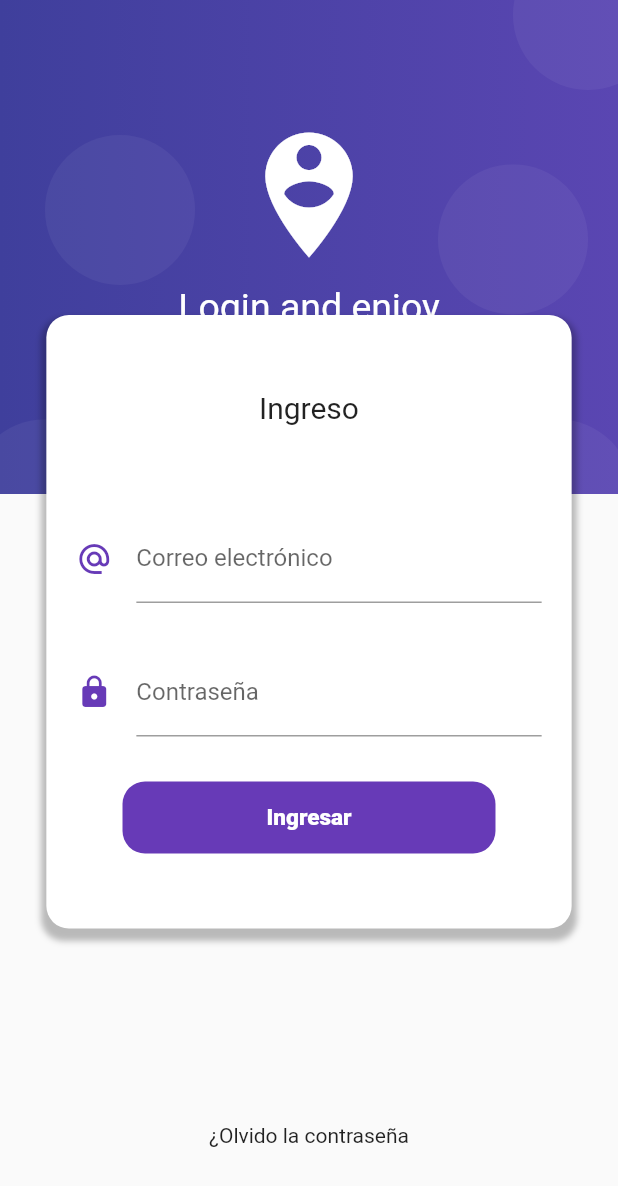
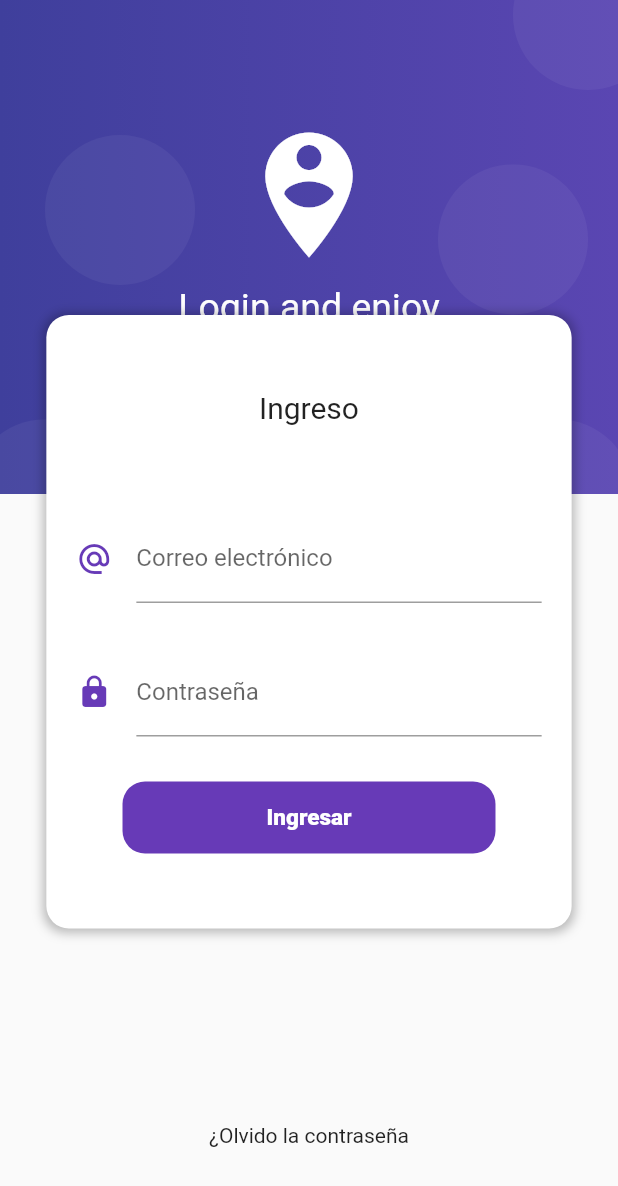
Before and after one commit to cesaroer/form_validation, a Flutter app: the screen it shows after launch, on a phone screen of 412 x 824 dp. Shown: the top 1186 px of the screen. Run offline on Flutter 3.47's test engine with Material 2 defaults, Android fonts, the phone set to English and light mode, and no system bars.

Commit message:
Changed shadows

```diff
--- a/lib/src/pages/login_page.dart
+++ b/lib/src/pages/login_page.dart
@@ -92,9 +92,9 @@ class LoginPage extends StatelessWidget {
               boxShadow: [
                 BoxShadow(
                     color: Colors.black26,
-                    blurRadius: 3.0,
-                    offset: Offset(0.0, 5.0),
-                    spreadRadius: 3.0),
+                    blurRadius: 5.0,
+                    offset: Offset(0.0, 1.0),
+                    spreadRadius: 2.0),
               ],
             ),
             child: Column(
```
